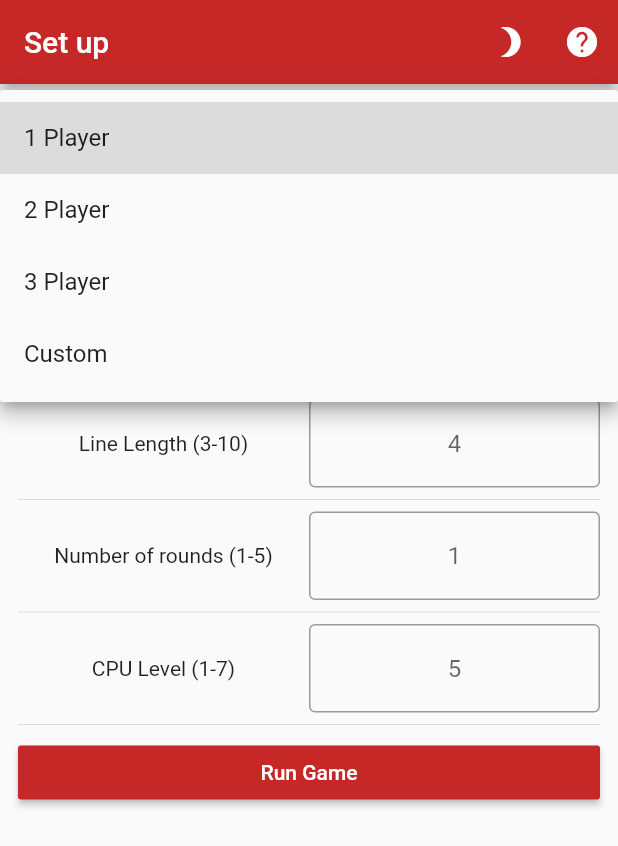
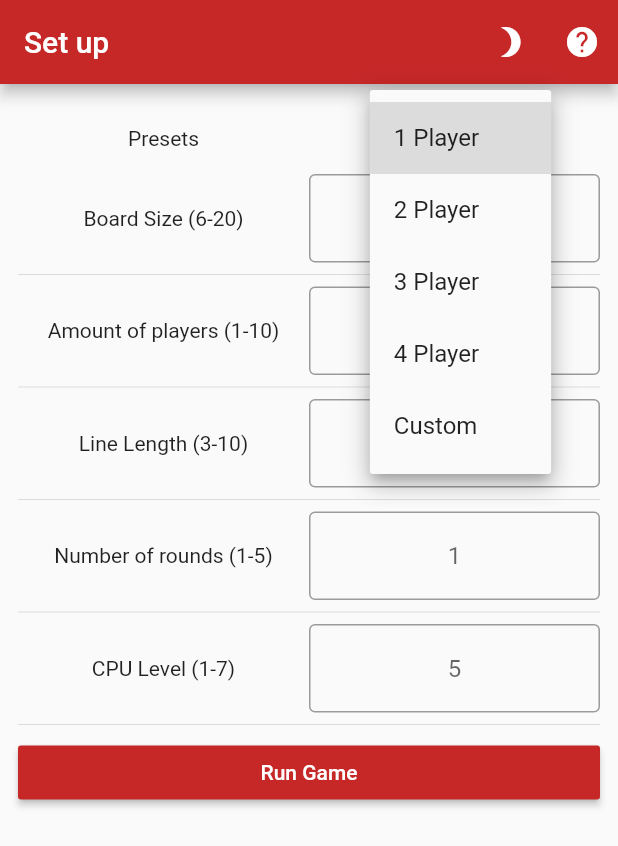
Before and after one commit to Robert3141/Connectron, a Flutter app: the screen it shows after launch, after a tap on "1 Player", on a phone screen of 412 x 824 dp. Shown: the top 846 px of the screen. Run offline on Flutter 3.47's test engine with Material 2 defaults, Android fonts, the phone set to English and light mode, and no system bars; our stand-ins replace dynamic_theme.

Commit message:
Issue #4 fully implemented. Update of globals to improve performance mitigating need of issue #5

```diff
--- a/lib/UI/UIsettings.dart
+++ b/lib/UI/UIsettings.dart
@@ -194,17 +194,32 @@ class _SettingsState extends State<SettingsPage> {
           children: <Widget>[
             InkWell(
               splashColor: Theme.of(context).primaryColor,
+              child: Row(
+                mainAxisAlignment: MainAxisAlignment.spaceBetween,
+                children: <Widget>[
+                  Expanded(
+                    child: Text(
+                      globals.lblOptionalPrests,
+                      textAlign: TextAlign.center,
+                    ),
+                  ),
+                  Expanded(
+                    child: Center(
                       child: DropdownButton<String>(
                         value:globals.optionalPresetsTitles[globals.selectedPreset],
                         items:globals.optionalPresetsTitles.map<DropdownMenuItem<String>>((String value) {
                           return DropdownMenuItem<String>(
                             value: value,
-                    child: Text(value),
+                            child: Text(value, textAlign: TextAlign.center,),
                           );
                         }).toList(),
                         icon: Icon(Icons.arrow_downward),
                         onChanged: onLblPresetsPressed,
                         underline: Container(height: 2,color:Theme.of(context).primaryColor),
+                      ),
+                    ),
+                  ),
+                ],
               ),
             ),
             InkWell(
--- a/lib/globals.dart
+++ b/lib/globals.dart
@@ -13,7 +13,7 @@ const String titleGame = "Connectron";
 //Settings Page
 const int boardMin = 6;
 const int boardDefault = 7;
-const int boardMax = 47;
+const int boardMax = 20;
 const int playerMin = 1;
 const int playerDefault = 1;
 const int playerMax = 10;
@@ -31,14 +31,17 @@ const List<List<int>> optionalPresetsValues = [
   [boardDefault,playerDefault],
   [11,2],
   [15,3],
+  [19,4],
   [boardDefault,playerDefault],
 ];
 const List<String> optionalPresetsTitles = [
   "1 Player",
   "2 Player",
   "3 Player",
+  "4 Player",
   "Custom"
 ];
+const String lblOptionalPrests = "Presets";
 const String lblBoardSize = "Board Size ($boardMin-$boardMax)";
 const String lblAmountOfPlayers = "Amount of players ($playerMin-$playerMax)";
 const String lblLineLength = "Line Length ($lineMin-$lineMax)";
```
Lines whose indentation alone changed are shown as unchanged.
